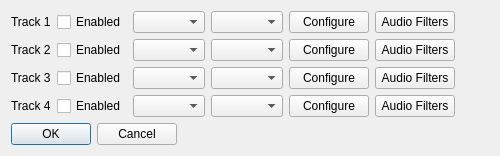
First picture: the form in branches/avidemux_2.6_branch_mean/avidemux/qt4/ADM_userInterfaces/ADM_dialog/audioTracks.ui, repository BackupTheBerlios/avidemux-svn, before the edit.
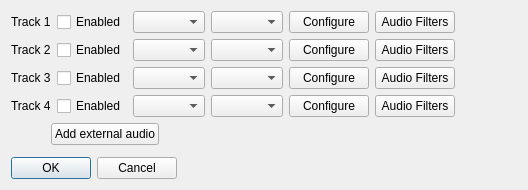
Second picture: the form after the edit.

Commit message: [audioTrack/qt4] improve Q_audio, begin adding external audio track

```diff
--- a/branches/avidemux_2.6_branch_mean/avidemux/qt4/ADM_userInterfaces/ADM_dialog/audioTracks.ui
+++ b/branches/avidemux_2.6_branch_mean/avidemux/qt4/ADM_userInterfaces/ADM_dialog/audioTracks.ui
@@ -6,8 +6,8 @@
    <rect>
     <x>0</x>
     <y>0</y>
-    <width>500</width>
-    <height>153</height>
+    <width>528</width>
+    <height>185</height>
    </rect>
   </property>
   <property name="windowTitle">
@@ -167,6 +167,43 @@
     </layout>
    </item>
    <item row="4" column="0">
+    <layout class="QHBoxLayout" name="horizontalLayout_5">
+     <item>
+      <spacer name="horizontalSpacer">
+       <property name="orientation">
+        <enum>Qt::Horizontal</enum>
+       </property>
+       <property name="sizeHint" stdset="0">
+        <size>
+         <width>40</width>
+         <height>20</height>
+        </size>
+       </property>
+      </spacer>
+     </item>
+     <item>
+      <widget class="QPushButton" name="pushButtonAddTrack">
+       <property name="text">
+        <string>Add external audio</string>
+       </property>
+      </widget>
+     </item>
+    </layout>
+   </item>
+   <item row="5" column="0">
+    <spacer name="verticalSpacer">
+     <property name="orientation">
+      <enum>Qt::Vertical</enum>
+     </property>
+     <property name="sizeHint" stdset="0">
+      <size>
+       <width>20</width>
+       <height>40</height>
+      </size>
+     </property>
+    </spacer>
+   </item>
+   <item row="6" column="0">
     <widget class="QDialogButtonBox" name="buttonBox">
      <property name="orientation">
       <enum>Qt::Horizontal</enum>
```
The commit also changes 2 other files.
